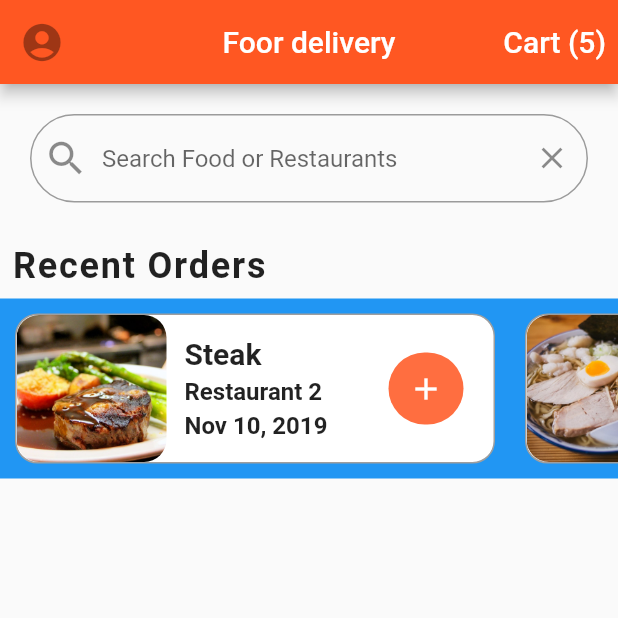
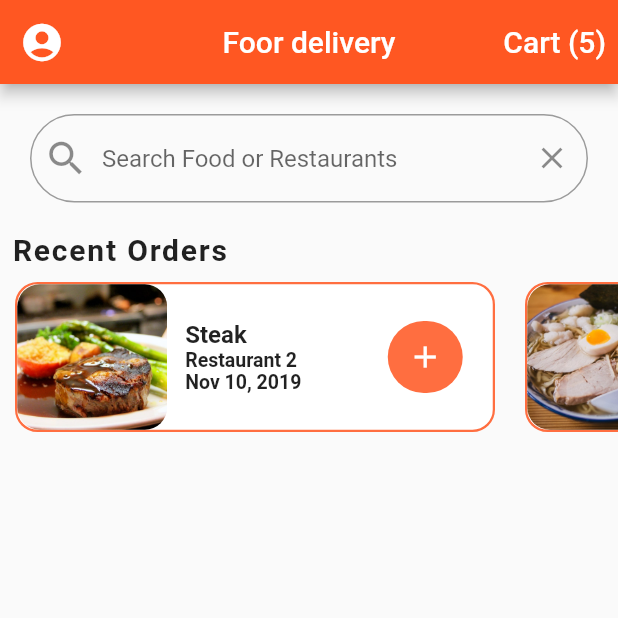
Before and after one commit to olvanotjeanclaude/food_delivery, a Flutter app: the screen it shows after launch, on a phone screen of 412 x 824 dp, the top half of it. Run offline on Flutter 3.47's test engine with Material 2 defaults, Android fonts, the phone set to English and light mode, and no system bars.

Commit message:
recent order finished

```diff
--- a/lib/screens/home_screen.dart
+++ b/lib/screens/home_screen.dart
@@ -1,6 +1,6 @@
 import "package:flutter/material.dart";
 import 'package:food_delivery/data/data.dart';
-import "package:food_delivery/widgets/food_category.dart";
+import 'package:food_delivery/widgets/recent_orders.dart';
 
 class HomeScreen extends StatefulWidget {
   const HomeScreen({Key? key}) : super(key: key);
@@ -10,21 +10,16 @@ class HomeScreen extends StatefulWidget {
 }
 
 class _HomeScreenState extends State<HomeScreen> {
-  List<Button> initButtons() {
-    List<Button> buttons = [];
-    for (int i = 0; i < 20; i++) {
-      buttons.add(Button(title: "button $i"));
-    }
-    return buttons;
-  }
-
   @override
   Widget build(BuildContext context) {
     return Scaffold(
       appBar: AppBar(
         leading: const IconButton(
           onPressed: null,
-          icon: Icon(Icons.account_circle),
+          icon: Icon(
+            Icons.account_circle,
+            color: Colors.white,
+          ),
           iconSize: 30.0,
         ),
         title: const Text("Foor delivery"),
@@ -41,7 +36,15 @@ class _HomeScreenState extends State<HomeScreen> {
       body: ListView(children: <Widget>[
         Padding(
           padding: const EdgeInsets.all(20),
-          child: TextField(
+          child: _searchOrder(),
+        ),
+        const FoodCategories()
+      ]),
+    );
+  }
+
+  TextField _searchOrder() {
+    return TextField(
       onTap: (() {
         debugPrint("ok");
       }),
@@ -58,24 +61,6 @@ class _HomeScreenState extends State<HomeScreen> {
           border: OutlineInputBorder(
               borderRadius: BorderRadius.circular(30.0),
               borderSide: const BorderSide(width: 0.8))),
-          ),
-        ),
-        const FoodCategories()
-      ]),
     );
   }
 }
-
-class Button extends StatelessWidget {
-  const Button({Key? key, required this.title}) : super(key: key);
-  final String title;
-
-  @override
-  Widget build(BuildContext context) {
-    return Text(
-      title,
-      style: const TextStyle(
-          color: Colors.white, fontSize: 20, backgroundColor: Colors.amber),
-    );
-  }
-}
--- /dev/null
+++ b/lib/widgets/button.dart
@@ -0,0 +1,15 @@
+import "package:flutter/material.dart";
+
+class Button extends StatelessWidget {
+  const Button({Key? key, required this.title}) : super(key: key);
+  final String title;
+
+  @override
+  Widget build(BuildContext context) {
+    return Text(
+      title,
+      style: const TextStyle(
+          color: Colors.white, fontSize: 20, backgroundColor: Colors.amber),
+    );
+  }
+}
--- a/lib/widgets/food_category.dart
+++ /dev/null
@@ -1,108 +0,0 @@
-import "package:flutter/material.dart";
-import 'package:food_delivery/data/data.dart';
-import 'package:food_delivery/models/order.dart';
-
-class FoodCategories extends StatelessWidget {
-  const FoodCategories({Key? key}) : super(key: key);
-
-  @override
-  Widget build(BuildContext context) {
-    return Column(
-      crossAxisAlignment: CrossAxisAlignment.start,
-      children: [
-        const Padding(
-          padding: EdgeInsets.all(8.0),
-          child: Text(
-            "Recent Orders",
-            style: TextStyle(
-                fontWeight: FontWeight.w600, fontSize: 24, letterSpacing: 1.2),
-          ),
-        ),
-        Container(
-          color: Colors.blue,
-          height: 120,
-          child: ListView.builder(
-              scrollDirection: Axis.horizontal,
-              physics: const BouncingScrollPhysics(),
-              itemCount: currentUser.orders.length,
-              itemBuilder: (BuildContext context, index) {
-                final Order orders = currentUser.orders[index];
-                return Container(
-                  width: 320,
-                  margin: const EdgeInsets.all(10),
-                  decoration: BoxDecoration(
-                      border: Border.all(width: 1, color: Colors.grey),
-                      borderRadius: BorderRadius.circular(15),
-                      color: Colors.white),
-                  child: Row(
-                    mainAxisAlignment: MainAxisAlignment.spaceBetween,
-                    children: [
-                      Row(
-                        children: [
-                          ClipRRect(
-                            borderRadius: BorderRadius.circular(15.0),
-                            child: Image.asset(
-                              orders.food.imageUrl,
-                              width: 100,
-                              height: 100,
-                              fit: BoxFit.cover,
-                            ),
-                          ),
-                          Container(
-                            margin: const EdgeInsets.all(12),
-                            child: Column(
-                              crossAxisAlignment: CrossAxisAlignment.start,
-                              mainAxisAlignment: MainAxisAlignment.center,
-                              children: [
-                                Text(
-                                  orders.food.name,
-                                  style: const TextStyle(
-                                      overflow: TextOverflow.ellipsis,
-                                      fontWeight: FontWeight.bold,
-                                      fontSize: 20),
-                                ),
-                                const SizedBox(height: 4),
-                                Text(
-                                  orders.restaurant.name,
-                                  style: const TextStyle(
-                                      overflow: TextOverflow.ellipsis,
-                                      fontWeight: FontWeight.w600,
-                                      fontSize: 16),
-                                ),
-                                const SizedBox(
-                                  height: 4,
-                                ),
-                                Text(
-                                  orders.date,
-                                  style: const TextStyle(
-                                    overflow: TextOverflow.ellipsis,
-                                    fontWeight: FontWeight.bold,
-                                    fontSize: 16,
-                                  ),
-                                )
-                              ],
-                            ),
-                          ),
-                        ],
-                      ),
-                      Container(
-                        margin: const EdgeInsets.only(right: 20),
-                        width: 50,
-                        child: const IconButton(
-                          icon: Icon(Icons.add, color: Colors.white),
-                          onPressed: null,
-                        ),
-                        decoration: BoxDecoration(
-                            borderRadius: BorderRadius.circular(30),
-                            color: Theme.of(context).primaryColor),
-                      ),
-                    ],
-                  ),
-                );
-              }),
-          //child: ListView.builder(itemBuilder: null,itemCount:names.length),
-        ),
-      ],
-    );
-  }
-}
--- /dev/null
+++ b/lib/widgets/recent_orders.dart
@@ -0,0 +1,110 @@
+import "package:flutter/material.dart";
+import 'package:food_delivery/data/data.dart';
+import 'package:food_delivery/models/order.dart';
+
+class FoodCategories extends StatelessWidget {
+  const FoodCategories({Key? key}) : super(key: key);
+
+  @override
+  Widget build(BuildContext context) {
+    return Column(
+      crossAxisAlignment: CrossAxisAlignment.start,
+      children: [
+        const Padding(
+          padding: EdgeInsets.symmetric(horizontal: 8.0),
+          child: Text(
+            "Recent Orders",
+            style: TextStyle(
+                fontWeight: FontWeight.w600, fontSize: 20, letterSpacing: 1.2),
+          ),
+        ),
+        SizedBox(
+          height: 120,
+          child: ListView.builder(
+              scrollDirection: Axis.horizontal,
+              physics: const BouncingScrollPhysics(),
+              itemCount: currentUser.orders.length,
+              itemBuilder: (BuildContext context, index) {
+                final Order orders = currentUser.orders[index];
+                return _recentOrderBuilders(orders, context);
+              }),
+        ),
+      ],
+    );
+  }
+
+  Container _recentOrderBuilders(Order orders, BuildContext context) {
+    return Container(
+      width: 320,
+      margin: const EdgeInsets.all(10),
+      decoration: BoxDecoration(
+          border: Border.all(width: 1.5, color: Theme.of(context).primaryColor),
+          borderRadius: BorderRadius.circular(15),
+          color: Colors.white),
+      child: Row(
+        mainAxisAlignment: MainAxisAlignment.spaceBetween,
+        children: [
+          Expanded(
+            child: Row(
+              children: [
+                ClipRRect(
+                  borderRadius: BorderRadius.circular(15.0),
+                  child: Image.asset(
+                    orders.food.imageUrl,
+                    width: 100,
+                    height: 100,
+                    fit: BoxFit.cover,
+                  ),
+                ),
+                Expanded(
+                  child: Container(
+                    margin: const EdgeInsets.all(12),
+                    child: Column(
+                      crossAxisAlignment: CrossAxisAlignment.start,
+                      mainAxisAlignment: MainAxisAlignment.center,
+                      children: [
+                        Text(
+                          orders.food.name,
+                          style: const TextStyle(
+                              overflow: TextOverflow.ellipsis,
+                              fontWeight: FontWeight.bold,
+                              fontSize: 16),
+                        ),
+                        Text(
+                          orders.restaurant.name,
+                          style: const TextStyle(
+                              overflow: TextOverflow.ellipsis,
+                              fontWeight: FontWeight.w600,
+                              fontSize: 13),
+                        ),
+                        Text(
+                          orders.date,
+                          style: const TextStyle(
+                            overflow: TextOverflow.ellipsis,
+                            fontWeight: FontWeight.w600,
+                            fontSize: 13,
+                          ),
+                        )
+                      ],
+                    ),
+                  ),
+                ),
+              ],
+            ),
+          ),
+          Container(
+            margin: const EdgeInsets.only(right: 20),
+            width: 50,
+            child: const IconButton(
+              icon: Icon(Icons.add, color: Colors.white),
+              onPressed: null,
+            ),
+            decoration: BoxDecoration(
+                borderRadius: BorderRadius.circular(30),
+                color: Theme.of(context).primaryColor),
+          ),
+        ],
+      ),
+    );
+  }
+}
```
Lines whose indentation alone changed are shown as unchanged.
